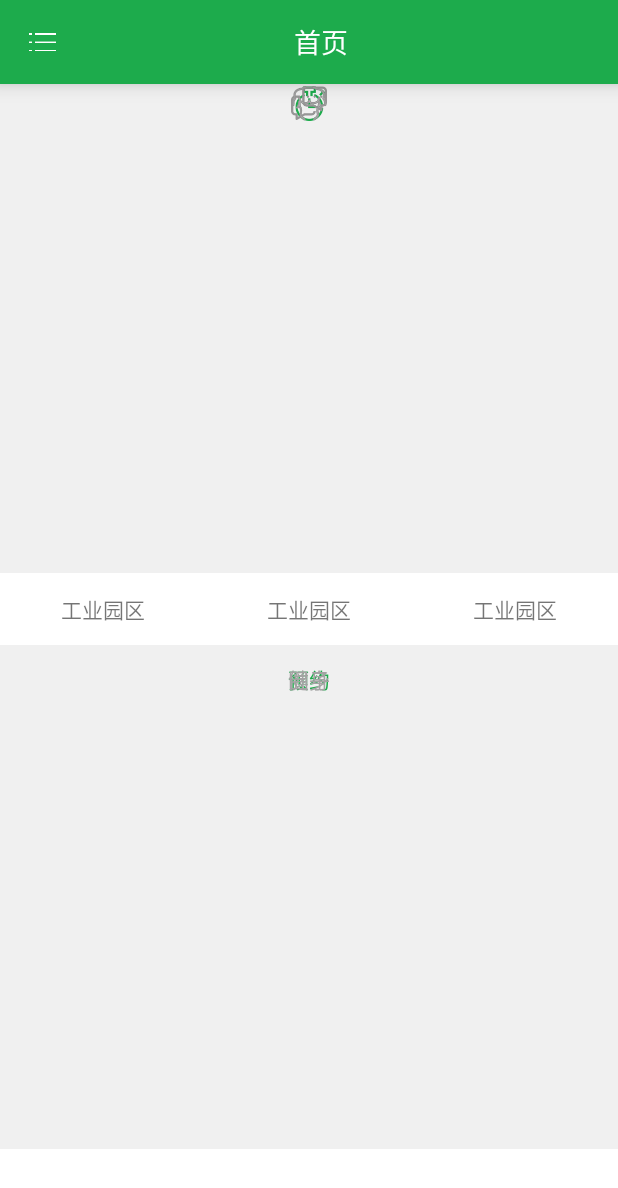
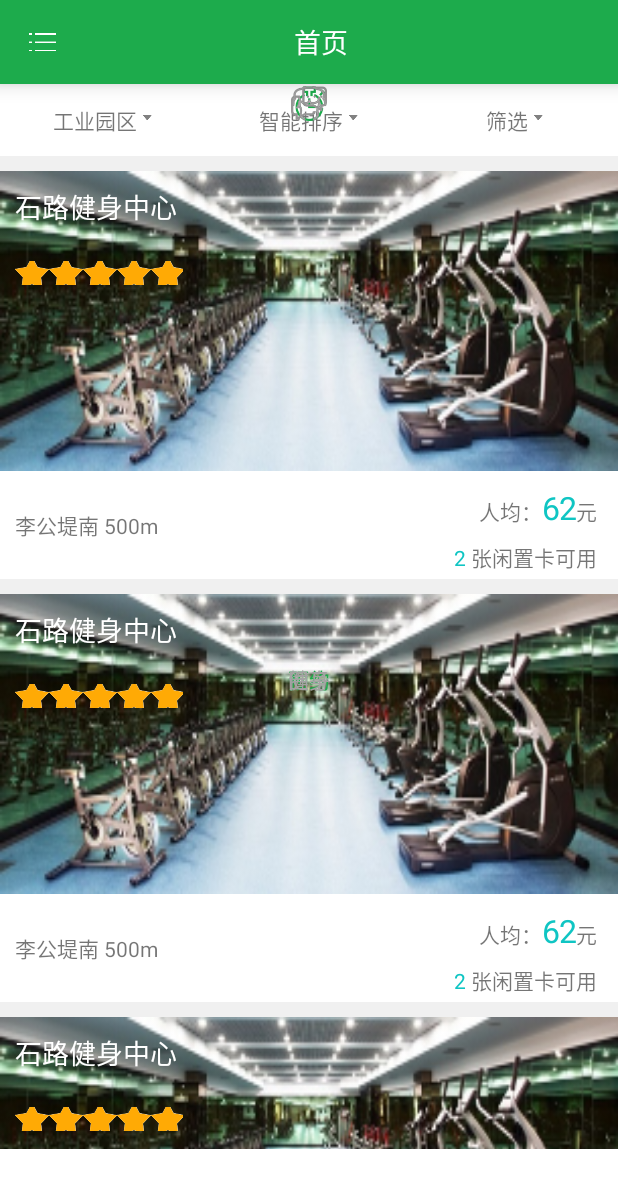
Before and after one commit to haikuowuya/sport, an Android app: the screen it shows after launch (MainActivity), on a phone screen of 412 x 824 dp. Shown: the top 1188 px of the screen. Run offline under Robolectric (Android 15) with nearby library versions, the phone set to English and light mode, and no system bars; our stand-ins replace ButterKnife; libraries missing offline, so code that uses them is left out: com.github.siyamed.shapeimageview.

Commit message:
2015-11-17-23-18

```diff
--- /dev/null
+++ b/app/src/main/java/com/haikuowuya/sport/adapter/appointment/AppointmentRecyclerAdapter.java
@@ -0,0 +1,83 @@
+package com.haikuowuya.sport.adapter.appointment;
+
+import android.support.v7.widget.RecyclerView;
+import android.text.SpannableStringBuilder;
+import android.text.Spanned;
+import android.text.style.ForegroundColorSpan;
+import android.text.style.RelativeSizeSpan;
+import android.view.LayoutInflater;
+import android.view.View;
+import android.view.ViewGroup;
+import android.widget.TextView;
+
+import com.haikuowuya.sport.R;
+import com.haikuowuya.sport.model.GymItem;
+
+import java.util.List;
+
+/**
+ * 首页预约Recycler的适配器
+ */
+public class AppointmentRecyclerAdapter extends RecyclerView.Adapter<RecyclerView.ViewHolder>
+{
+    private List<GymItem> mGymItems;
+
+    public AppointmentRecyclerAdapter(List<GymItem> gymItems)
+    {
+        mGymItems = gymItems;
+    }
+
+    @Override
+    public RecyclerView.ViewHolder onCreateViewHolder(ViewGroup parent, int viewType)
+    {
+        View itemView = LayoutInflater.from(parent.getContext()).inflate(R.layout.recycler_appointment_list_item, null);
+        return new AppointmentRecyclerAdapter.ListItemVH(itemView);
+    }
+
+    @Override
+    public void onBindViewHolder(RecyclerView.ViewHolder holder, int position)
+    {
+        if (holder instanceof ListItemVH)
+        {
+            ListItemVH listItemVH = (ListItemVH) holder;
+            GymItem gymItem = mGymItems.get(position);
+            listItemVH.mTvGymName.setText(gymItem.gymName);
+            listItemVH.mTvCircleBusiness.setText(gymItem.circleBusiness);
+            String textPerPerson = "人均：";
+            String textYuan = "元";
+            SpannableStringBuilder spannableStringBuilderPrice = new SpannableStringBuilder(textPerPerson + gymItem.perPrice + textYuan);
+            spannableStringBuilderPrice.setSpan(new ForegroundColorSpan(0xFF0FC5C3), textPerPerson.length(), textPerPerson.length() + gymItem.perPrice.length(), Spanned.SPAN_INCLUSIVE_INCLUSIVE);
+            spannableStringBuilderPrice.setSpan(new RelativeSizeSpan(1.5f), textPerPerson.length(), textPerPerson.length() + gymItem.perPrice.length(), Spanned.SPAN_INCLUSIVE_INCLUSIVE);
+            listItemVH.mTvPrice.setText(spannableStringBuilderPrice);
+            String textUsableHint = " 张闲置卡可用";
+            SpannableStringBuilder spannableStringBuilderUsable = new SpannableStringBuilder(gymItem.usableCount + textUsableHint);
+            spannableStringBuilderUsable.setSpan(new ForegroundColorSpan(0xFF0FC5C3), 0, gymItem.usableCount.length(), Spanned.SPAN_INCLUSIVE_INCLUSIVE);
+            listItemVH.mTvUsableCount.setText(spannableStringBuilderUsable);
+        }
+    }
+
+    @Override
+    public int getItemCount()
+    {
+        return mGymItems.size();
+    }
+
+    public static class ListItemVH extends RecyclerView.ViewHolder
+    {
+        private View mItemView;
+        private TextView mTvPrice;
+        private TextView mTvCircleBusiness;
+        private TextView mTvGymName;
+        private TextView mTvUsableCount;
+
+        public ListItemVH(View itemView)
+        {
+            super(itemView);
+            mItemView = itemView;
+            mTvCircleBusiness = (TextView) itemView.findViewById(R.id.tv_circle_business);
+            mTvGymName = (TextView) itemView.findViewById(R.id.tv_gym_name);
+            mTvPrice = (TextView) itemView.findViewById(R.id.tv_price);
+            mTvUsableCount = (TextView) itemView.findViewById(R.id.tv_usable_count);
+        }
+    }
+}
--- a/app/src/main/java/com/haikuowuya/sport/base/BaseActivity.java
+++ b/app/src/main/java/com/haikuowuya/sport/base/BaseActivity.java
@@ -94,10 +94,10 @@ public abstract class BaseActivity extends AppCompatActivity implements IActivit
             leftPadding = 0 - DensityUtils.dpToPx(mActivity, ViewUtils.getActionBarHeightInDp(mActivity));
             mTvCenterTitle.setPadding(leftPadding, 0, 0, 0);
             getSupportActionBar().setDisplayHomeAsUpEnabled(true);
-            int homeIndicatorResId = R.drawable.ic_back;
+            int homeIndicatorResId = R.mipmap.ic_back;
             if (isSliding)
             {
-                homeIndicatorResId = R.drawable.ic_menu_menu;
+                homeIndicatorResId = R.mipmap.ic_menu_menu;
             }
             getSupportActionBar().setHomeAsUpIndicator(homeIndicatorResId);
             getSupportActionBar().setHomeButtonEnabled(true);
--- a/app/src/main/java/com/haikuowuya/sport/fragment/AppointmentFragment.java
+++ b/app/src/main/java/com/haikuowuya/sport/fragment/AppointmentFragment.java
@@ -2,12 +2,21 @@ package com.haikuowuya.sport.fragment;
 
 import android.os.Bundle;
 import android.support.annotation.Nullable;
+import android.support.v7.widget.LinearLayoutManager;
+import android.support.v7.widget.RecyclerView;
 import android.view.LayoutInflater;
 import android.view.View;
 import android.view.ViewGroup;
 
 import com.haikuowuya.sport.R;
+import com.haikuowuya.sport.adapter.appointment.AppointmentRecyclerAdapter;
 import com.haikuowuya.sport.base.BaseFragment;
+import com.haikuowuya.sport.model.GymItem;
+import com.haikuowuya.sport.util.DataUtils;
+
+import java.util.List;
+
+import butterknife.Bind;
 
 /**
  * 预约Fragment界面
@@ -20,18 +29,25 @@ public class AppointmentFragment extends BaseFragment
         return fragment;
     }
 
+    @Bind(R.id.rv_recycler_view)
+    RecyclerView mRecyclerView;
+    private List<GymItem> mGymItems;
+
     @Nullable
     @Override
     public View onCreateView(LayoutInflater inflater, ViewGroup container, Bundle savedInstanceState)
     {
         View view = inflater.inflate(R.layout.fragment_appointment, null);
-        initView(view);
         return view;
     }
 
-    private void initView(View view)
+    @Override
+    public void onActivityCreated(@Nullable Bundle savedInstanceState)
     {
-
+        super.onActivityCreated(savedInstanceState);
+        mRecyclerView.setLayoutManager(new LinearLayoutManager(mActivity));
+        mGymItems = DataUtils.genMockGymItems();
+        mRecyclerView.setAdapter(new AppointmentRecyclerAdapter(mGymItems));
     }
 
     @Override
--- /dev/null
+++ b/app/src/main/java/com/haikuowuya/sport/model/GymItem.java
@@ -0,0 +1,32 @@
+package com.haikuowuya.sport.model;
+
+/**
+ * Created by Administrator on 2015/11/18 0018.
+ */
+public class GymItem extends BaseItem
+{
+    /***
+     * 健身房名称
+     */
+    public String gymName;
+    /**
+     * 健身房图片
+     */
+    public String image;
+    /**
+     * 健身房评分
+     */
+    public String rate;
+    /***
+     * 健身房所在的商圈
+     */
+    public String circleBusiness;
+    /**
+     * 健身房的人均消费
+     */
+    public String perPrice;
+    /**
+     * 健身房闲置健身卡数目
+     */
+    public String usableCount;
+}
--- /dev/null
+++ b/app/src/main/java/com/haikuowuya/sport/util/DataUtils.java
@@ -0,0 +1,28 @@
+package com.haikuowuya.sport.util;
+
+import com.haikuowuya.sport.model.GymItem;
+
+import java.util.LinkedList;
+import java.util.List;
+
+/**
+ * 自己建造测试数据
+ */
+public class DataUtils
+{
+    public static List<GymItem> genMockGymItems()
+    {
+        List<GymItem> gymItems = new LinkedList<>();
+        for (int i = 0; i < 10; i++)
+        {
+            GymItem gymItem = new GymItem();
+            gymItem.gymName = "石路健身中心";
+            gymItem.perPrice = "62";
+            gymItem.rate = "5";
+            gymItem.circleBusiness="李公堤南 500m";
+            gymItem.usableCount = "2";
+            gymItems.add(gymItem);
+        }
+        return gymItems;
+    }
+}
--- /dev/null
+++ b/app/src/main/res/drawable/shape_ratingbar.xml
@@ -0,0 +1,6 @@
+<?xml version="1.0" encoding="utf-8"?>
+<layer-list xmlns:android="http://schemas.android.com/apk/res/android">
+    <item android:id="@+android:id/background" android:drawable="@mipmap/ic_rate_star_big_off" />
+    <item android:id="@+android:id/secondaryProgress" android:drawable="@mipmap/ic_rate_star_big_half" />
+    <item android:id="@+android:id/progress" android:drawable="@mipmap/ic_rate_star_big_on" />
+</layer-list>
--- a/app/src/main/res/layout/fragment_appointment.xml
+++ b/app/src/main/res/layout/fragment_appointment.xml
@@ -3,8 +3,8 @@
 <FrameLayout
     xmlns:android="http://schemas.android.com/apk/res/android"
     android:layout_width="match_parent"
-    android:background="#FFF0F0F0"
-    android:layout_height="match_parent">
+    android:layout_height="match_parent"
+    android:background="#FFF0F0F0">
 
     <LinearLayout
         android:layout_width="match_parent"
@@ -12,30 +12,59 @@
         android:layout_gravity="center"
         android:gravity="center"
         android:orientation="vertical">
+
         <LinearLayout
             android:layout_width="match_parent"
-            android:background="#FFFFFFFF"
-            android:layout_height="48dp">
-            <TextView
+            android:layout_height="48dp"
+            android:background="#FFFFFFFF">
+
+            <FrameLayout
                 android:layout_width="match_parent"
-                android:text="工业园区"
-                android:layout_weight="1"
-                android:gravity="center"
-                android:layout_height="match_parent"/>
+                android:layout_height="match_parent"
+                android:layout_weight="1">
 
-            <TextView
+                <TextView
+                    android:layout_width="wrap_content"
+                    android:layout_height="match_parent"
+                    android:layout_gravity="center"
+                    android:drawablePadding="4dp"
+                    android:drawableRight="@mipmap/ic_arrow_down"
+                    android:gravity="center"
+                    android:text="工业园区"/>
+            </FrameLayout>
+
+            <FrameLayout
                 android:layout_width="match_parent"
-                android:text="工业园区"
-                android:layout_weight="1"
-                android:gravity="center"
-                android:layout_height="match_parent"/>
-            <TextView
+                android:layout_height="match_parent"
+                android:layout_weight="1">
+
+                <TextView
+                    android:layout_width="wrap_content"
+                    android:layout_height="match_parent"
+                    android:layout_gravity="center"
+                    android:drawablePadding="4dp"
+                    android:drawableRight="@mipmap/ic_arrow_down"
+                    android:gravity="center"
+                    android:text="智能排序"/>
+            </FrameLayout>
+
+            <FrameLayout
                 android:layout_width="match_parent"
-                android:text="工业园区"
-                android:layout_weight="1"
-                android:gravity="center"
-                android:layout_height="match_parent"/>
+                android:layout_height="match_parent"
+                android:layout_weight="1">
+
+                <TextView
+                    android:layout_width="wrap_content"
+                    android:layout_height="match_parent"
+                    android:layout_gravity="center"
+                    android:drawablePadding="4dp"
+                    android:drawableRight="@mipmap/ic_arrow_down"
+                    android:gravity="center"
+                    android:text="筛选"/>
+            </FrameLayout>
+
         </LinearLayout>
+
         <include
             android:layout_marginTop="10dp"
             layout="@layout/layout_recycler_view"
--- a/app/src/main/res/layout/fragment_menu.xml
+++ b/app/src/main/res/layout/fragment_menu.xml
@@ -3,6 +3,7 @@
     android:id="@+id/menu_container"
     xmlns:android="http://schemas.android.com/apk/res/android"
     android:layout_width="match_parent"
+    android:background="@mipmap/ic_menu_background"
     android:layout_height="match_parent">
 
     <LinearLayout
--- /dev/null
+++ b/app/src/main/res/layout/recycler_appointment_list_item.xml
@@ -0,0 +1,77 @@
+<?xml version="1.0" encoding="utf-8"?>
+<LinearLayout
+    xmlns:android="http://schemas.android.com/apk/res/android"
+    android:layout_width="match_parent"
+    android:layout_height="wrap_content"
+    android:orientation="vertical">
+
+    <RelativeLayout
+        android:layout_width="match_parent"
+        android:layout_height="200dp"
+
+        android:background="#FFFFFFFF">
+
+        <ImageView
+            android:id="@+id/iv_image"
+            android:layout_width="match_parent"
+            android:layout_height="200dp"
+            android:scaleType="fitXY"
+            android:src="@mipmap/ic_gym_image"/>
+
+        <TextView
+            android:id="@+id/tv_gym_name"
+            android:layout_width="match_parent"
+            android:layout_height="wrap_content"
+            android:padding="10dp"
+            android:text="健身房名称"
+            android:textSize="18sp"
+            android:textColor="#FFFFFFFF"/>
+
+        <RatingBar
+            style="@style/Custom.RatingBar.Indicator"
+            android:layout_width="132dp"
+            android:layout_height="42dp"
+            android:layout_below="@+id/tv_gym_name"
+            android:layout_gravity="center_vertical"
+            android:numStars="5"
+            android:padding="10dp"
+            android:rating="5"/>
+    </RelativeLayout>
+
+    <RelativeLayout
+        android:layout_width="match_parent"
+        android:layout_height="wrap_content"
+        android:layout_marginBottom="10dp"
+        android:background="#FFFFFFFF">
+
+        <TextView
+            android:id="@+id/tv_circle_business"
+            android:layout_width="wrap_content"
+            android:layout_height="72dp"
+            android:gravity="center_vertical"
+            android:padding="10dp"
+            android:text="李公堤南 200m"/>
+
+        <TextView
+            android:id="@+id/tv_price"
+            android:layout_width="wrap_content"
+            android:layout_height="wrap_content"
+            android:layout_alignParentRight="true"
+            android:layout_marginRight="10dp"
+            android:layout_marginTop="6dp"
+            android:padding="4dp"
+            android:text="人均50元"/>
+
+        <TextView
+            android:id="@+id/tv_usable_count"
+            android:layout_width="wrap_content"
+            android:layout_height="wrap_content"
+            android:layout_alignParentRight="true"
+            android:layout_below="@+id/tv_price"
+            android:layout_marginRight="10dp"
+            android:padding="4dp"
+            android:text="人均50元"/>
+    </RelativeLayout>
+
+
+</LinearLayout>
--- a/app/src/main/res/values/styles.xml
+++ b/app/src/main/res/values/styles.xml
@@ -68,6 +68,15 @@
 
 
     </style>
+    <style name="Custom.RatingBar.Indicator" parent="AppTheme">
+        <item name="android:progressDrawable">@drawable/shape_ratingbar</item>
+        <item name="android:indeterminateDrawable">@drawable/shape_ratingbar</item>
+        <item name="android:minHeight">16dip</item>
+        <item name="android:maxHeight">16dip</item>
+        <item name="android:layout_width">16dp</item>
+        <item name="android:layout_height">16dp</item>
+        <item name="android:gravity">center</item>
+    </style>
 
 
 </resources>
```
Also changed, not shown: app/src/main/res/mipmap-xxhdpi/ic_arrow_down.png (added), app/src/main/res/mipmap-xxhdpi/ic_back.png (renamed from app/src/main/res/drawable-xxhdpi/ic_back.png), app/src/main/res/mipmap-xxhdpi/ic_gym_image.png (added), app/src/main/res/mipmap-xxhdpi/ic_menu_background.png (added), app/src/main/res/mipmap-xxhdpi/ic_menu_menu.png (renamed from app/src/main/res/drawable-xxhdpi/ic_menu_menu.png), app/src/main/res/mipmap-xxhdpi/ic_rate_star_big_half.png (added), app/src/main/res/mipmap-xxhdpi/ic_rate_star_big_off.png (added), app/src/main/res/mipmap-xxhdpi/ic_rate_star_big_on.png (added).
